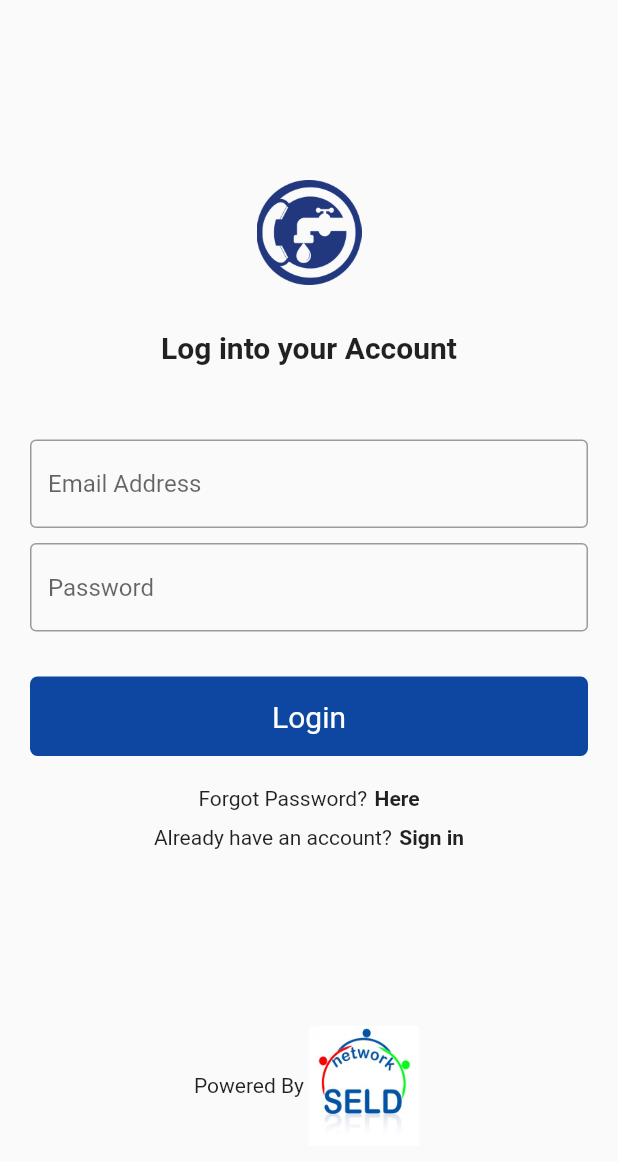
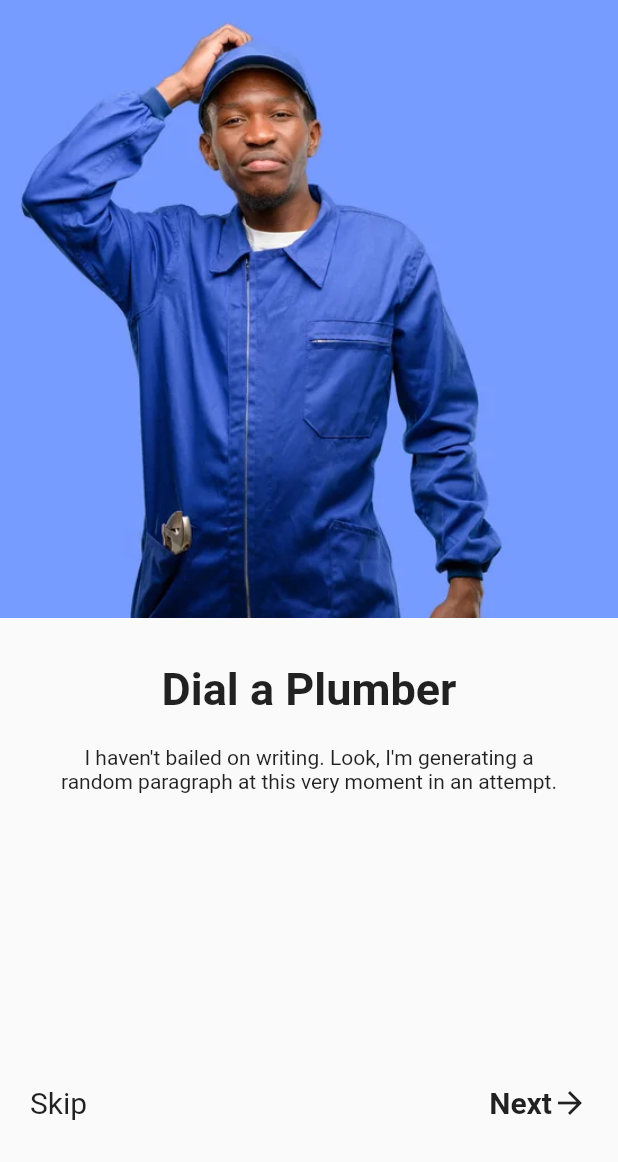
Before and after one commit to parlgy/Dial_A_Plumber, a Flutter app: the screen it shows after launch, on a phone screen of 412 x 824 dp. Shown: the top 1162 px of the screen. Run offline on Flutter 3.47's test engine with Material 2 defaults, Android fonts, the phone set to English and light mode, and no system bars.

Commit message:
created the first onboarding screen framework

```diff
--- a/lib/config/app_router.dart
+++ b/lib/config/app_router.dart
@@ -1,3 +1,4 @@
+import 'package:dial_a_plumber/pages/onboarding.dart/onboardingscreen_one.dart';
 import 'package:dial_a_plumber/pages/pages.dart';
 import 'package:flutter/material.dart';
 
@@ -16,6 +17,9 @@
       case SigninScreen.routeName:
         return SigninScreen.route();
 
+      case OnboardingScreenOne.routeName:
+        return OnboardingScreenOne.route();
+
       default:
         return _errorRoute();
     }
--- a/lib/main.dart
+++ b/lib/main.dart
@@ -1,3 +1,4 @@
+import 'package:dial_a_plumber/pages/onboarding.dart/onboardingscreen_one.dart';
 import 'package:flutter/material.dart';
 import 'config/app_router.dart';
 import 'pages/pages.dart';
@@ -19,7 +20,7 @@
         primarySwatch: Colors.blue,
       ),
       onGenerateRoute: AppRouter.onGenerateRoute,
-      initialRoute: SigninScreen.routeName,
+      initialRoute: OnboardingScreenOne.routeName,
       // home: const LandingScreen(),
     );
   }
--- /dev/null
+++ b/lib/pages/onboarding.dart/onboardingscreen_one.dart
@@ -0,0 +1,90 @@
+import 'package:flutter/material.dart';
+
+class OnboardingScreenOne extends StatefulWidget {
+  const OnboardingScreenOne({super.key});
+
+  static const String routeName = '/onboardingScreenOne';
+
+  static Route route() {
+    return MaterialPageRoute(
+      settings: const RouteSettings(name: routeName),
+      builder: (context) => const OnboardingScreenOne(),
+    );
+  }
+
+  @override
+  State<OnboardingScreenOne> createState() => _OnboardingScreenOneState();
+}
+
+class _OnboardingScreenOneState extends State<OnboardingScreenOne> {
+  @override
+  Widget build(BuildContext context) {
+    return Scaffold(
+      body: SingleChildScrollView(
+        child: Center(
+          child: Column(
+            children: [
+              Container(
+                height: MediaQuery.of(context).size.height / 2,
+                decoration: const BoxDecoration(
+                  // borderRadius: Border.symmetric(horizontal: ),
+                  image: DecorationImage(
+                    image: AssetImage('assets/images/onboarding2.jpg'),
+                    fit: BoxFit.cover,
+                  ),
+                ),
+              ),
+              const SizedBox(
+                height: 30,
+              ),
+              const Text(
+                'Dial a Plumber',
+                style: TextStyle(
+                  fontSize: 30,
+                  fontWeight: FontWeight.bold,
+                ),
+              ),
+              const SizedBox(
+                height: 20,
+              ),
+              Container(
+                margin: const EdgeInsets.only(left: 40, right: 40),
+                child: const Text(
+                  'I haven\'t bailed on writing. Look, I\'m generating a random paragraph at this very moment in an attempt.',
+                  textAlign: TextAlign.center,
+                  style: TextStyle(),
+                ),
+              ),
+              // Expanded(child: Container()),
+              Container(
+                margin: EdgeInsets.only(left: 20, right: 20),
+                height: MediaQuery.of(context).size.height / 2,
+                child: Row(
+                  children: [
+                    const Text(
+                      'Skip',
+                      style: TextStyle(fontSize: 20),
+                    ),
+                    Expanded(child: Container()),
+                    Row(
+                      children: const [
+                        Text(
+                          'Next',
+                          style: TextStyle(
+                            fontSize: 20,
+                            fontWeight: FontWeight.bold,
+                          ),
+                        ),
+                        Icon(Icons.arrow_forward),
+                      ],
+                    )
+                  ],
+                ),
+              )
+            ],
+          ),
+        ),
+      ),
+    );
+  }
+}
```
